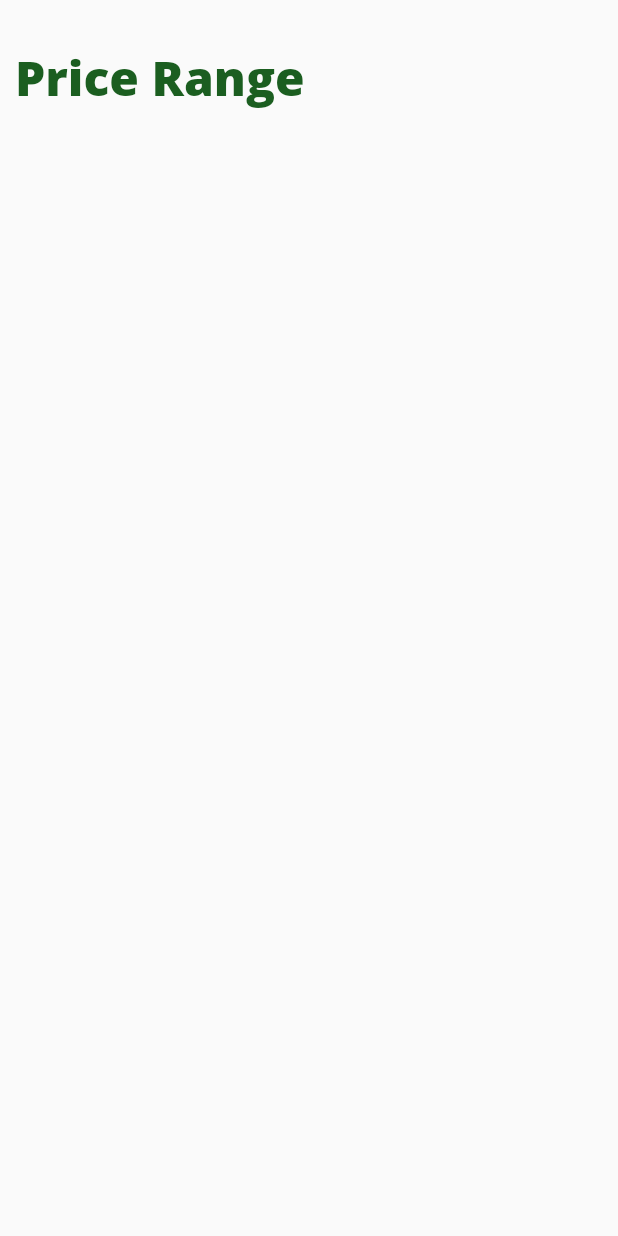
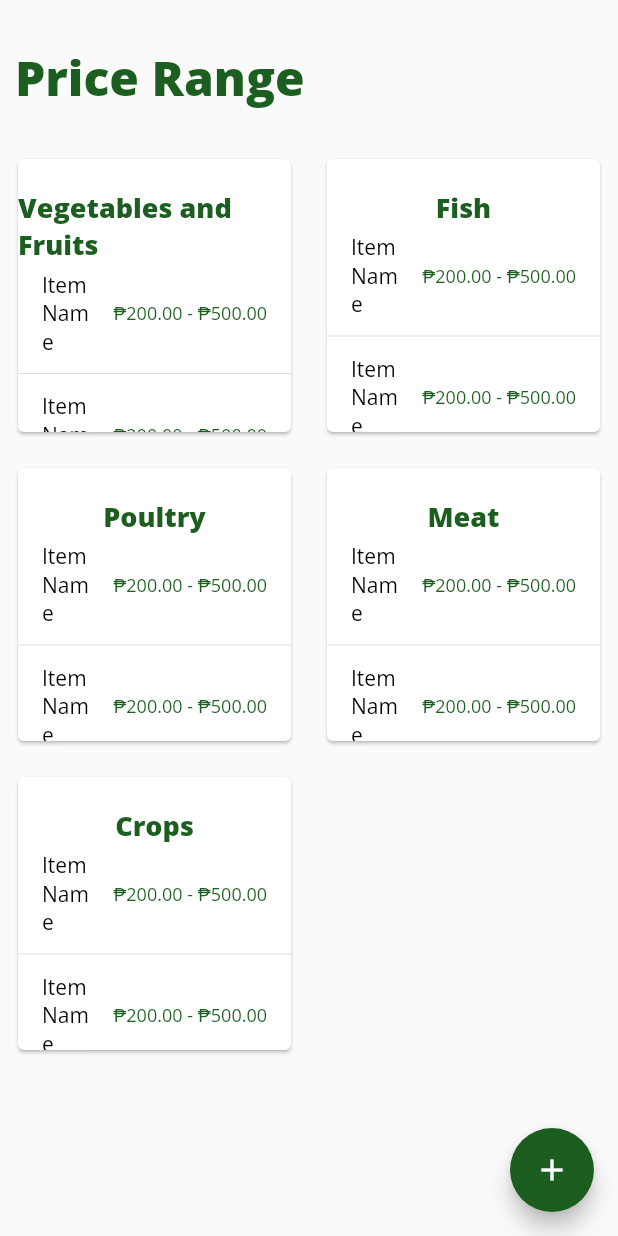
Before and after one commit to lansoyyy/Agro_Trade-Admin, a Flutter app: the PricesTab screen opened directly, on a phone screen of 412 x 824 dp. Run offline on Flutter 3.47's test engine with Material 2 defaults, Android fonts, the light colour scheme and no system bars; our stand-ins replace cloud_firestore, easy_sidemenu, firebase_core, google_fonts, pie_chart, syncfusion_flutter_charts; accounts and stored records are empty.

Commit message:
wip prices page

```diff
--- a/lib/screens/home_screen.dart
+++ b/lib/screens/home_screen.dart
@@ -128,12 +128,7 @@ class _HomeScreenState extends State<HomeScreen> {
           Expanded(
             child: PageView(
               controller: page,
-              children: const [
-                AccountsTab(),
-                TradeTab(),
-                ItemsTab(),
-                PricesTab()
-              ],
+              children: [AccountsTab(), TradeTab(), ItemsTab(), PricesTab()],
             ),
           ),
         ],
--- a/lib/screens/tabs/prices_tab.dart
+++ b/lib/screens/tabs/prices_tab.dart
@@ -1,14 +1,24 @@
 import 'package:agro_trade_admin/constant/colors.dart';
 import 'package:agro_trade_admin/widgets/text_widget.dart';
-import 'package:cloud_firestore/cloud_firestore.dart';
 import 'package:flutter/material.dart';
 
 class PricesTab extends StatelessWidget {
-  const PricesTab({super.key});
+  var categs = ['Vegetables and Fruits', 'Fish', 'Poultry', 'Meat', 'Crops'];
+
+  var from = '';
+  var to = '';
 
   @override
   Widget build(BuildContext context) {
-    return Container(
+    return Scaffold(
+      floatingActionButton: FloatingActionButton(
+          backgroundColor: primary,
+          child: Icon(
+            Icons.add,
+            color: Colors.white,
+          ),
+          onPressed: (() {})),
+      body: Container(
           child: Column(
         crossAxisAlignment: CrossAxisAlignment.start,
         children: [
@@ -22,30 +32,10 @@ class PricesTab extends StatelessWidget {
           SizedBox(
             height: 20,
           ),
-        StreamBuilder<QuerySnapshot>(
-            stream: FirebaseFirestore.instance.collection('Categ').snapshots(),
-            builder:
-                (BuildContext context, AsyncSnapshot<QuerySnapshot> snapshot) {
-              if (snapshot.hasError) {
-                print(snapshot.error);
-                return const Center(child: Text('Error'));
-              }
-              if (snapshot.connectionState == ConnectionState.waiting) {
-                print('waiting');
-                return const Padding(
-                  padding: EdgeInsets.only(top: 50),
-                  child: Center(
-                      child: CircularProgressIndicator(
-                    color: Colors.black,
-                  )),
-                );
-              }
-
-              final data = snapshot.requireData;
-              return Expanded(
+          Expanded(
             child: SizedBox(
               child: GridView.builder(
-                      itemCount: snapshot.data!.size,
+                  itemCount: categs.length,
                   gridDelegate: SliverGridDelegateWithFixedCrossAxisCount(
                       crossAxisCount: 2),
                   itemBuilder: ((context, index) {
@@ -53,6 +43,38 @@ class PricesTab extends StatelessWidget {
                       padding: const EdgeInsets.all(8.0),
                       child: Card(
                         child: Container(
+                          child: Column(
+                            children: [
+                              SizedBox(
+                                height: 20,
+                              ),
+                              BoldText(
+                                  label: categs[index],
+                                  fontSize: 18,
+                                  color: primary),
+                              Expanded(
+                                child: SizedBox(
+                                  child: ListView.separated(
+                                      itemCount: 10,
+                                      separatorBuilder: ((context, index) {
+                                        return Divider();
+                                      }),
+                                      itemBuilder: ((context, index) {
+                                        return ListTile(
+                                          title: NormalText(
+                                              label: 'Item Name',
+                                              fontSize: 14,
+                                              color: Colors.black),
+                                          trailing: NormalText(
+                                              label: '₱200.00 - ₱500.00',
+                                              fontSize: 12,
+                                              color: primary),
+                                        );
+                                      })),
+                                ),
+                              )
+                            ],
+                          ),
                           height: 250,
                           width: 250,
                           decoration: BoxDecoration(
@@ -64,9 +86,12 @@ class PricesTab extends StatelessWidget {
                     );
                   })),
             ),
+          ),
+          SizedBox(
+            height: 50,
+          ),
+        ],
+      )),
     );
-            }),
-      ],
-    ));
   }
 }
```
Lines whose indentation alone changed are shown as unchanged.
